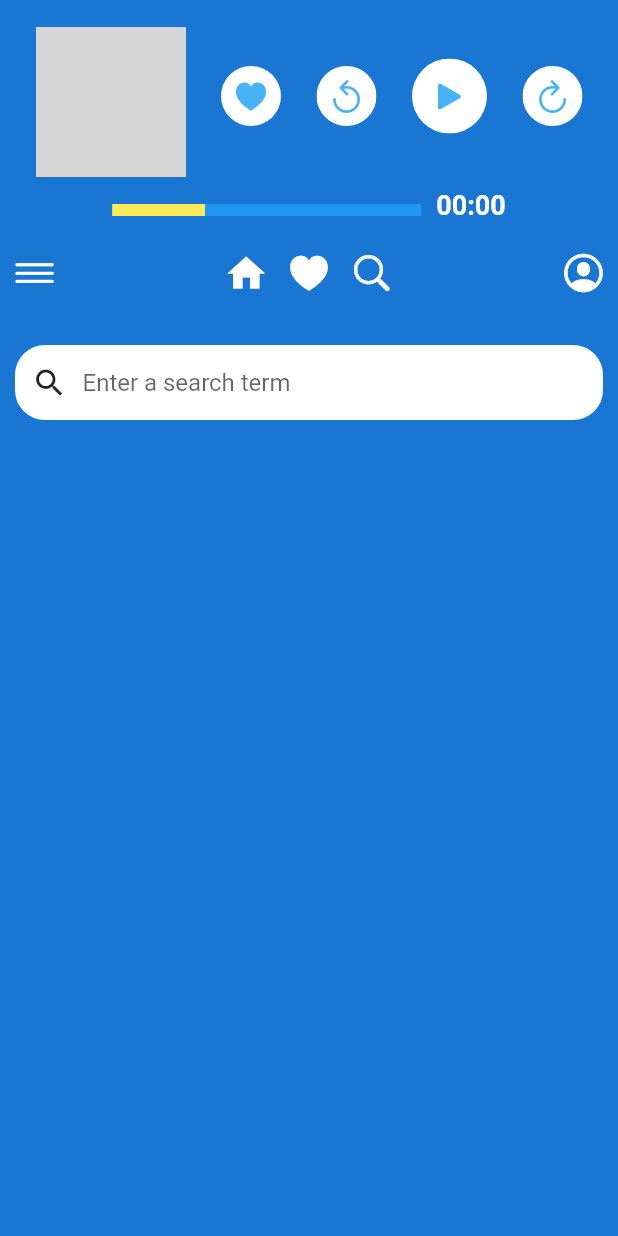
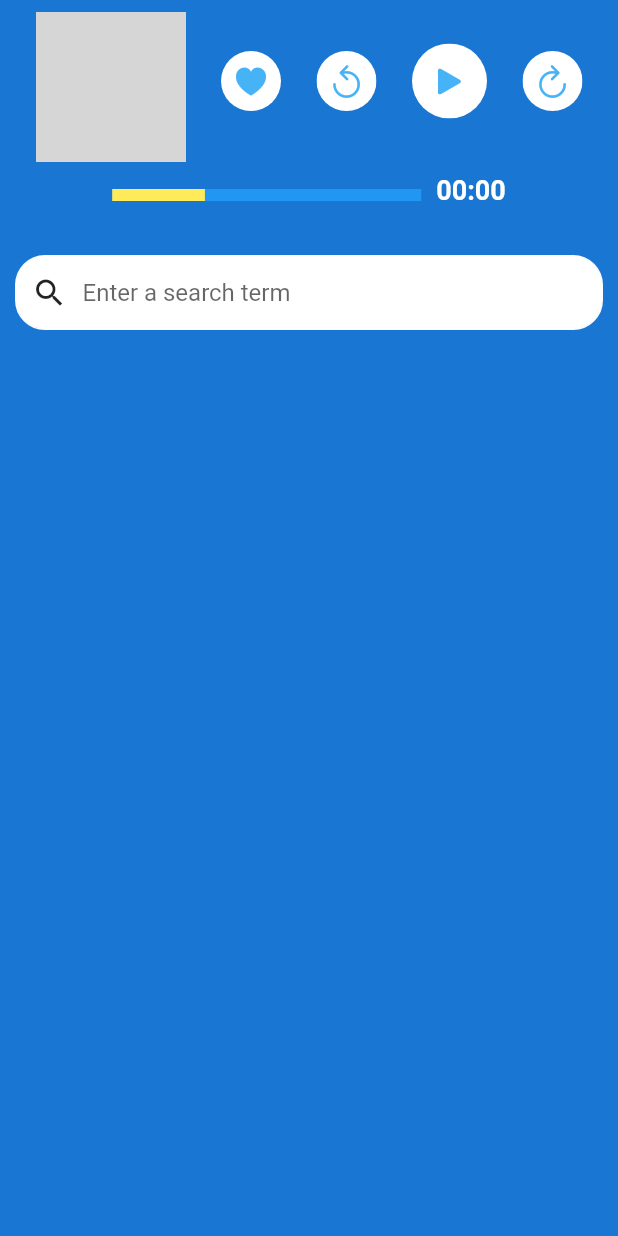
Before and after one commit to anmol-Git/Hearooz, a Flutter app: the SearchButtonTap screen opened directly, on a phone screen of 412 x 824 dp. Run offline on Flutter 3.47's test engine with Material 2 defaults, Android fonts, the phone set to English and light mode, and no system bars; network calls fail; grey boxes are pictures that could not be loaded.

Commit message:
fix navigation

```diff
--- a/lib/home/main_header.dart
+++ b/lib/home/main_header.dart
@@ -10,8 +10,7 @@ class Header extends StatelessWidget {
   @override
   Widget build(BuildContext context) {
     return Container(
-      margin: const EdgeInsets.only(top: 10),
-      height: 200,
+      height: 150,
       color: Colors.blue[700],
       child: Column(
         children: [
@@ -83,68 +82,6 @@ class Header extends StatelessWidget {
               ),
             ],
           ),
-          const SizedBox(
-            height: 20,
-          ),
-          Row(
-            mainAxisAlignment: MainAxisAlignment.spaceBetween,
-            children: [
-              const Padding(
-                padding: EdgeInsets.only(left: 8.0),
-                child: Icon(
-                  CupertinoIcons.line_horizontal_3,
-                  size: 30,
-                  color: Colors.white,
-                ),
-              ),
-              SizedBox(
-                width: MediaQuery.of(context).size.width / 3,
-                child: Row(
-                  mainAxisAlignment: MainAxisAlignment.spaceEvenly,
-                  children: [
-                    InkWell(
-                      onTap: () {},
-                      child: const Icon(
-                        Icons.home,
-                        size: 30,
-                        color: Colors.white,
-                      ),
-                    ),
-                    InkWell(
-                      onTap: () {},
-                      child: const Icon(
-                        CupertinoIcons.heart_fill,
-                        size: 30,
-                        color: Colors.white,
-                      ),
-                    ),
-                    InkWell(
-                      onTap: () {
-                        Navigator.push(
-                          context,
-                          MaterialPageRoute(
-                              builder: (context) => const SearchButtonTap()),
-                        );
-                      },
-                      child: const Icon(
-                        CupertinoIcons.search,
-                        size: 30,
-                        color: Colors.white,
-                      ),
-                    ),
-                  ],
-                ),
-              ),
-              const Padding(
-                padding: EdgeInsets.only(right: 8.0),
-                child: Icon(
-                  CupertinoIcons.profile_circled,
-                  size: 30,
-                  color: Colors.white,
-                ),
-              ),
-            ],
-          ),
         ],
       ),
     );
--- a/lib/main.dart
+++ b/lib/main.dart
@@ -3,7 +3,7 @@ import 'package:flutter/services.dart';
 import 'package:hearooz/home/main_home_page.dart';
 
 void main() {
-  SystemChrome.setEnabledSystemUIMode(SystemUiMode.immersive);
+  // SystemChrome.setEnabledSystemUIMode(SystemUiMode.immersive);
   runApp(const MyApp());
 }
 
@@ -17,6 +17,8 @@ class MyApp extends StatelessWidget {
       title: 'Flutter Demo',
       theme: ThemeData(
         primarySwatch: Colors.blue,
+        highlightColor: Colors.transparent,
+        splashColor: Colors.transparent,
       ),
       home: MainHomePage(),
     );
```
Also changed, not shown: lib/home/main_home_page.dart (+73 -2 lines).
